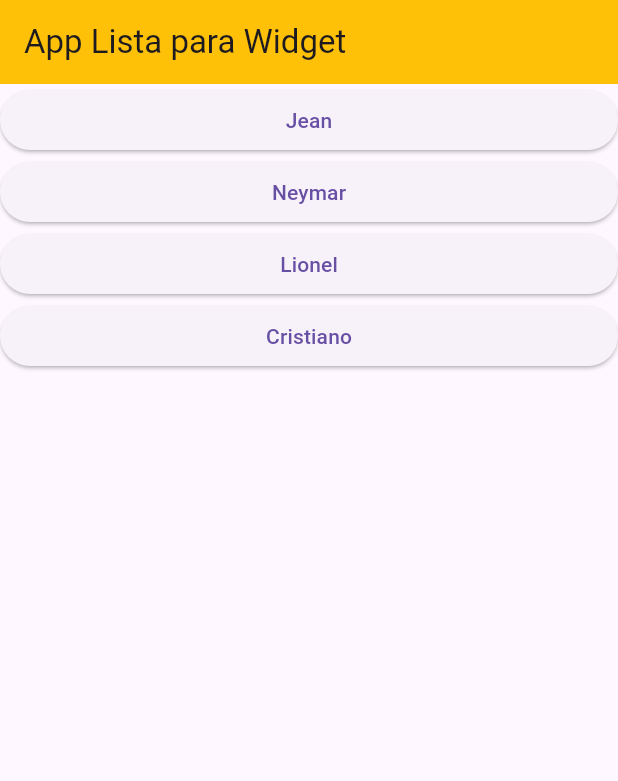
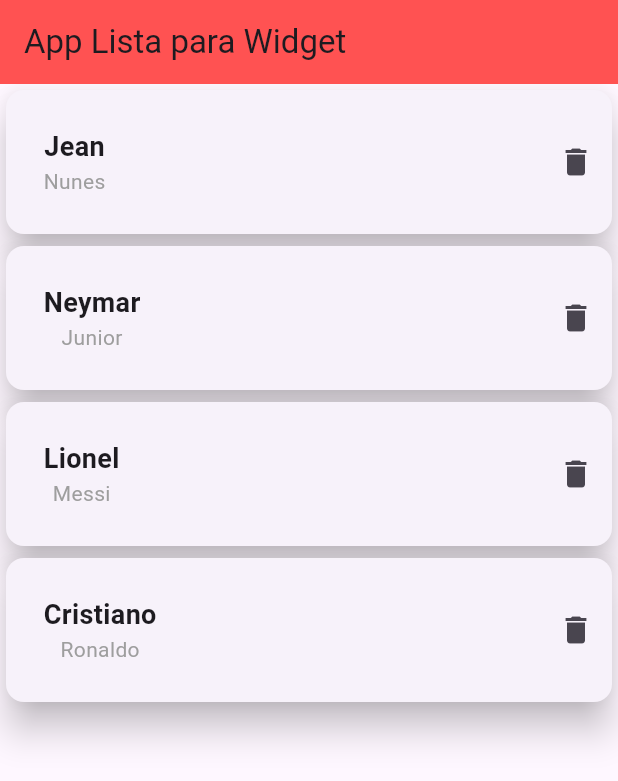
Before and after one commit to JeanKeitwo16/flutter-listaparawidget, a Flutter app: the screen it shows after launch, on a phone screen of 412 x 824 dp. Shown: the top 781 px of the screen. Run offline on Flutter 3.47's test engine with Material 3 defaults, Android fonts, the phone set to English and light mode, and no system bars.

Commit message:
commit legal

```diff
--- /dev/null
+++ b/lib/cardwidget.dart
@@ -0,0 +1,36 @@
+import 'package:flutter/material.dart';
+
+class Cardwidget extends StatelessWidget {
+  final String nome;
+  final String sobrenome;
+  final Function() onRemove;
+
+  const Cardwidget({
+    required this.nome,
+    required this.sobrenome,
+    required this.onRemove
+    });
+  @override
+  Widget build(BuildContext context) {
+    return Card(
+        elevation: 10,
+        child: Row(
+          children: [
+            Container(
+              margin: EdgeInsets.all(25),
+              child: Column(
+                children: [
+                  Text(
+                    "$nome",
+                    style: TextStyle(fontWeight: FontWeight.bold, fontSize: 18),
+                  ),
+                  Text("$sobrenome", style: TextStyle(color: Colors.grey, fontSize: 14)),
+                ],
+              ),
+            ),
+            Expanded(child: Container()),
+            IconButton(onPressed: () {onRemove();}, icon: Icon(Icons.delete)),
+          ],
+        ));
+  }
+}
--- a/lib/main.dart
+++ b/lib/main.dart
@@ -1,4 +1,5 @@
 import 'package:flutter/material.dart';
+import 'package:projetolista/cardwidget.dart';
 import 'package:projetolista/model/pessoa.dart';
 
 void main() {
@@ -35,23 +36,25 @@ class _Tela1State extends State<Tela1> {
         nome: "Cristiano",
         idade: 39,
         sobrenome: "Ronaldo",
-        cpf: "757.324.342-54")
+        cpf: "757.324.342-54"),
   ];
+
+  void removerItem(int index){
+    setState(() {
+      lista.removeAt(index);
+    });
+  }
 
   @override
   Widget build(BuildContext context) {
     return Scaffold(
         appBar: AppBar(
             title: Text("App Lista para Widget"),
-            backgroundColor: Colors.amber),
+            backgroundColor: Colors.redAccent),
         body: ListView.builder(
           itemCount: lista.length,
           itemBuilder: (context, index) {
-            //return Text(lista[index].nome);
-            return ElevatedButton(
-              onPressed: () {},
-              child: Text(lista[index].nome),
-            );
+            return Cardwidget(nome: lista[index].nome, sobrenome: lista[index].sobrenome, onRemove: removerItem,);
           },
         ));
   }
```
